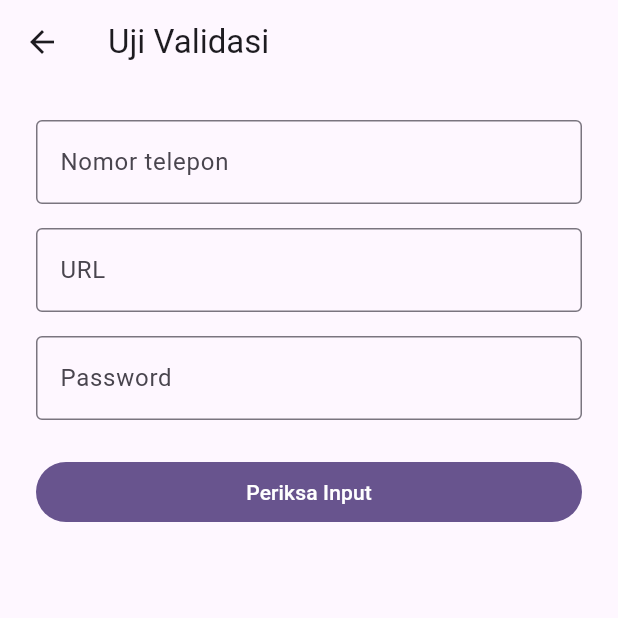
After one commit to AlfaIsOnline587/rpl_keamanan, a Flutter app: the screen it shows after launch, after a tap on "Uji Validasi", on a phone screen of 412 x 824 dp, the top half of it. The commit adds this screen. Run offline on Flutter 3.47's test engine with Material 3 defaults, Android fonts, the phone set to English and light mode, and no system bars; our stand-ins replace flutter_secure_storage; network calls fail.

Commit message:
latihan 1,2,3

```diff
--- a/lib/config/app_config.dart
+++ b/lib/config/app_config.dart
@@ -1,25 +1,16 @@
-import 'package:flutter_dotenv/flutter_dotenv.dart';
-
-/// Konfigurasi API yang dapat diubah melalui file `.env`.
+/// Konfigurasi API yang dapat diberikan saat build/run.
 class AppConfig {
   /// URL API demo digunakan jika `BASE_URL` belum diatur.
   static const String defaultBaseUrl = 'https://jsonplaceholder.typicode.com/';
 
-  /// Base URL API, dengan API demo sebagai nilai bawaan.
-  static String get baseUrl {
-    final configuredUrl = dotenv.isInitialized
-        ? dotenv.env['BASE_URL']?.trim()
-        : null;
-    return configuredUrl == null || configuredUrl.isEmpty
-        ? defaultBaseUrl
-        : configuredUrl;
-  }
+  /// Gunakan `--dart-define=BASE_URL=...` untuk mengganti URL API.
+  static const String baseUrl = String.fromEnvironment(
+    'BASE_URL',
+    defaultValue: defaultBaseUrl,
+  );
 
-  /// API key bersifat opsional untuk API demo.
-  static String get apiKey {
-    if (!dotenv.isInitialized) return '';
-    return dotenv.env['API_KEY']?.trim() ?? '';
-  }
+  /// Untuk API key non-rahasia; rahasia harus disimpan di backend/proxy.
+  static const String apiKey = String.fromEnvironment('API_KEY');
 
   /// Timeout untuk request HTTP (dalam detik).
   static const int timeoutSeconds = 10;
--- /dev/null
+++ b/lib/config/dependency_injector.dart
@@ -0,0 +1,46 @@
+import 'package:flutter/widgets.dart';
+
+import '../repositories/post_repository.dart';
+import '../repositories/post_repository_impl.dart';
+import '../repositories/user_repository.dart';
+import '../repositories/user_repository_impl.dart';
+import '../services/api_service.dart';
+
+/// Menyediakan dependency aplikasi melalui widget tree.
+class DependencyInjector extends InheritedWidget {
+  DependencyInjector({
+    super.key,
+    required super.child,
+    UserRepository? userRepository,
+    PostRepository? postRepository,
+  }) : apiService = _sharedApiService,
+       userRepository = userRepository ?? _sharedUserRepository,
+       postRepository = postRepository ?? _sharedPostRepository;
+
+  static final ApiService _sharedApiService = ApiService();
+  static final UserRepository _sharedUserRepository = UserRepositoryImpl(
+    _sharedApiService,
+  );
+  static final PostRepository _sharedPostRepository = PostRepositoryImpl(
+    apiService: _sharedApiService,
+  );
+
+  final ApiService apiService;
+  final UserRepository userRepository;
+  final PostRepository postRepository;
+
+  static DependencyInjector of(BuildContext context) {
+    final injector = context
+        .dependOnInheritedWidgetOfExactType<DependencyInjector>();
+    if (injector == null) {
+      throw FlutterError('DependencyInjector tidak ditemukan di widget tree.');
+    }
+    return injector;
+  }
+
+  @override
+  bool updateShouldNotify(DependencyInjector oldWidget) =>
+      apiService != oldWidget.apiService ||
+      userRepository != oldWidget.userRepository ||
+      postRepository != oldWidget.postRepository;
+}
--- a/lib/main.dart
+++ b/lib/main.dart
@@ -1,28 +1,15 @@
 import 'package:flutter/material.dart';
-import 'package:flutter_dotenv/flutter_dotenv.dart';
 
-import 'repositories/user_repository.dart';
-import 'repositories/user_repository_impl.dart';
+import 'config/dependency_injector.dart';
 import 'screens/home_screen.dart';
 
 /// Entry point aplikasi.
-///
-/// Memuat konfigurasi dari file `.env` sebelum menjalankan aplikasi.
-Future<void> main() async {
-  WidgetsFlutterBinding.ensureInitialized();
-  try {
-    await dotenv.load(fileName: '.env', isOptional: true);
-  } on EmptyEnvFileError {
-    dotenv.testLoad();
-  }
-
-  runApp(MyApp(userRepository: UserRepositoryImpl()));
+void main() {
+  runApp(DependencyInjector(child: const MyApp()));
 }
 
 class MyApp extends StatelessWidget {
-  const MyApp({super.key, required this.userRepository});
-
-  final UserRepository userRepository;
+  const MyApp({super.key});
 
   @override
   Widget build(BuildContext context) {
@@ -33,7 +20,7 @@ class MyApp extends StatelessWidget {
         colorScheme: ColorScheme.fromSeed(seedColor: Colors.deepPurple),
         useMaterial3: true,
       ),
-      home: HomeScreen(userRepository: userRepository),
+      home: const HomeScreen(),
     );
   }
 }
--- /dev/null
+++ b/lib/models/post.dart
@@ -0,0 +1,30 @@
+/// Model data untuk satu post dari JSONPlaceholder.
+class Post {
+  const Post({
+    required this.userId,
+    required this.id,
+    required this.title,
+    required this.body,
+  });
+
+  final int userId;
+  final int id;
+  final String title;
+  final String body;
+
+  factory Post.fromJson(Map<String, dynamic> json) {
+    final userId = json['userId'];
+    final id = json['id'];
+    final title = json['title'];
+    final body = json['body'];
+
+    if (userId is! int ||
+        id is! int ||
+        title is! String ||
+        body is! String) {
+      throw const FormatException('Data post tidak memiliki format valid.');
+    }
+
+    return Post(userId: userId, id: id, title: title, body: body);
+  }
+}
--- /dev/null
+++ b/lib/repositories/post_repository.dart
@@ -0,0 +1,11 @@
+// read only - awal
+import '../models/post.dart';
+
+/// Abstraksi repository untuk mengelola data post.
+abstract class PostRepository {
+  /// Mengambil daftar semua post.
+  ///
+  /// Melempar [Exception] jika terjadi error.
+  Future<List<Post>> getPosts();
+}
+// read only - akhir
--- /dev/null
+++ b/lib/repositories/post_repository_impl.dart
@@ -0,0 +1,16 @@
+// read only - awal
+import '../models/post.dart';
+import '../services/api_service.dart';
+import 'post_repository.dart';
+
+/// Implementasi konkret dari [PostRepository] yang memakai [ApiService].
+class PostRepositoryImpl implements PostRepository {
+  PostRepositoryImpl({ApiService? apiService})
+    : _apiService = apiService ?? ApiService();
+
+  final ApiService _apiService;
+
+  @override
+  Future<List<Post>> getPosts() => _apiService.getPosts();
+}
+// read only - akhir
--- a/lib/screens/home_screen.dart
+++ b/lib/screens/home_screen.dart
@@ -1,12 +1,11 @@
 import 'package:flutter/material.dart';
 
-import '../repositories/user_repository.dart';
+import 'post_list_screen.dart';
 import 'user_list_screen.dart';
+import 'validation_test_screen.dart';
 
 class HomeScreen extends StatelessWidget {
-  const HomeScreen({super.key, required this.userRepository});
-
-  final UserRepository userRepository;
+  const HomeScreen({super.key});
 
   @override
   Widget build(BuildContext context) {
@@ -38,13 +37,36 @@ class HomeScreen extends StatelessWidget {
                 onPressed: () {
                   Navigator.of(context).push(
                     MaterialPageRoute<void>(
-                      builder: (_) =>
-                          UserListScreen(userRepository: userRepository),
+                      builder: (_) => const UserListScreen(),
                     ),
                   );
                 },
                 icon: const Icon(Icons.people),
                 label: const Text('Lihat Pengguna'),
+              ),
+              const SizedBox(height: 8),
+              OutlinedButton.icon(
+                onPressed: () {
+                  Navigator.of(context).push(
+                    MaterialPageRoute<void>(
+                      builder: (_) => const PostListScreen(),
+                    ),
+                  );
+                },
+                icon: const Icon(Icons.article),
+                label: const Text('Lihat Daftar Post'),
+              ),
+              const SizedBox(height: 8),
+              OutlinedButton.icon(
+                onPressed: () {
+                  Navigator.of(context).push(
+                    MaterialPageRoute<void>(
+                      builder: (_) => const ValidationTestScreen(),
+                    ),
+                  );
+                },
+                icon: const Icon(Icons.fact_check),
+                label: const Text('Uji Validasi'),
               ),
             ],
           ),
--- /dev/null
+++ b/lib/screens/validation_test_screen.dart
@@ -0,0 +1,70 @@
+import 'package:flutter/material.dart';
+
+import '../utils/validators.dart';
+
+/// Form sederhana untuk mencoba validator input.
+class ValidationTestScreen extends StatefulWidget {
+  const ValidationTestScreen({super.key});
+
+  @override
+  State<ValidationTestScreen> createState() => _ValidationTestScreenState();
+}
+
+class _ValidationTestScreenState extends State<ValidationTestScreen> {
+  final _formKey = GlobalKey<FormState>();
+
+  @override
+  Widget build(BuildContext context) {
+    return Scaffold(
+      appBar: AppBar(title: const Text('Uji Validasi')),
+      body: Form(
+        key: _formKey,
+        child: ListView(
+          padding: const EdgeInsets.all(24),
+          children: [
+            TextFormField(
+              keyboardType: TextInputType.phone,
+              decoration: const InputDecoration(
+                labelText: 'Nomor telepon',
+                hintText: '10-13 digit',
+                border: OutlineInputBorder(),
+              ),
+              validator: Validators.validatePhone,
+            ),
+            const SizedBox(height: 16),
+            TextFormField(
+              keyboardType: TextInputType.url,
+              decoration: const InputDecoration(
+                labelText: 'URL',
+                hintText: 'https://example.com',
+                border: OutlineInputBorder(),
+              ),
+              validator: Validators.validateUrl,
+            ),
+            const SizedBox(height: 16),
+            TextFormField(
+              obscureText: true,
+              decoration: const InputDecoration(
+                labelText: 'Password',
+                hintText: 'Min. 8 karakter, huruf besar, angka, simbol',
+                border: OutlineInputBorder(),
+              ),
+              validator: Validators.validatePassword,
+            ),
+            const SizedBox(height: 24),
+            FilledButton(
+              onPressed: () {
+                if (_formKey.currentState!.validate()) {
+                  ScaffoldMessenger.of(context).showSnackBar(
+                    const SnackBar(content: Text('Semua input valid.')),
+                  );
+                }
+              },
+              child: const Text('Periksa Input'),
+            ),
+          ],
+        ),
+      ),
+    );
+  }
+}
--- a/lib/utils/validators.dart
+++ b/lib/utils/validators.dart
@@ -63,4 +63,47 @@ class Validators {
     }
     return null;
   }
+
+  /// Memvalidasi nomor telepon yang terdiri dari 10-13 digit.
+  static String? validatePhone(String? value) {
+    if (value == null || value.isEmpty) {
+      return 'Nomor telepon tidak boleh kosong';
+    }
+    if (!RegExp(r'^[0-9]{10,13}$').hasMatch(value)) {
+      return 'Nomor telepon harus terdiri dari 10-13 digit';
+    }
+    return null;
+  }
+
+  /// Memvalidasi URL yang diawali `http://` atau `https://`.
+  static String? validateUrl(String? value) {
+    if (value == null || value.trim().isEmpty) {
+      return 'URL tidak boleh kosong';
+    }
+    if (!RegExp(r'^https?://').hasMatch(value.trim())) {
+      return 'URL harus diawali http:// atau https://';
+    }
+    return null;
+  }
+
+  /// Memvalidasi password minimal 8 karakter dengan huruf besar,
+  /// angka, dan simbol.
+  static String? validatePassword(String? value) {
+    if (value == null || value.isEmpty) {
+      return 'Password tidak boleh kosong';
+    }
+    if (value.length < 8) {
+      return 'Password harus minimal 8 karakter';
+    }
+    if (!RegExp(r'[A-Z]').hasMatch(value)) {
+      return 'Password harus mengandung huruf kapital';
+    }
+    if (!RegExp(r'[0-9]').hasMatch(value)) {
+      return 'Password harus mengandung angka';
+    }
+    if (!RegExp(r'[^\w\s]').hasMatch(value)) {
+      return 'Password harus mengandung simbol';
+    }
+    return null;
+  }
 }
--- a/pubspec.yaml
+++ b/pubspec.yaml
@@ -32,8 +32,6 @@ dependencies:
     sdk: flutter
   flutter_secure_storage: ^9.0.0
   http: ^1.1.0
-  flutter_dotenv: ^5.1.0
-
   # The following adds the Cupertino Icons font to your application.
   # Use with the CupertinoIcons class for iOS style icons.
   cupertino_icons: ^1.0.8
@@ -61,8 +59,6 @@ flutter:
   uses-material-design: true
 
   # To add assets to your application, add an assets section, like this:
-  assets:
-    - .env
   #   - images/a_dot_burr.jpeg
   #   - images/a_dot_ham.jpeg
 
```
Also changed, not shown: lib/screens/post_list_screen.dart (added, +118 -0 lines), lib/screens/user_list_screen.dart (+14 -9 lines), lib/services/api_service.dart (+38 -1 lines), pubspec.lock, 5 other files.
